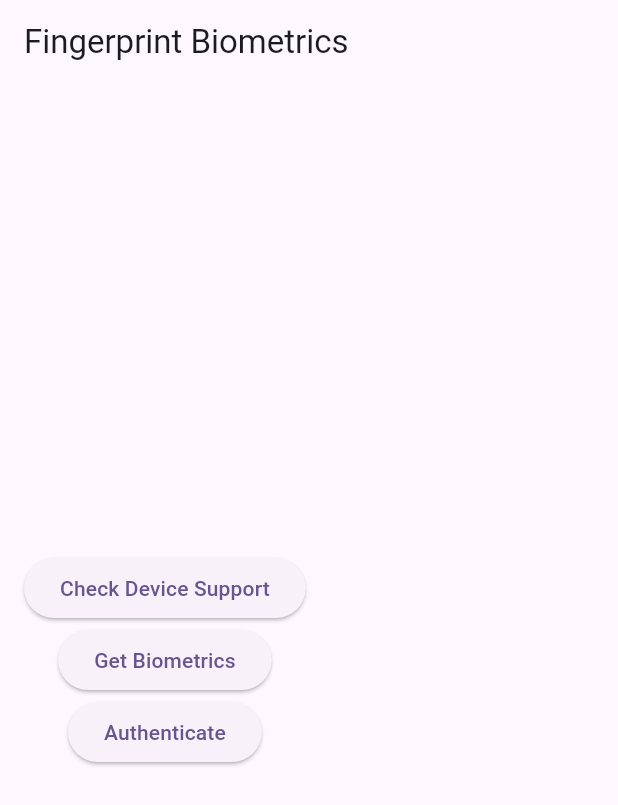
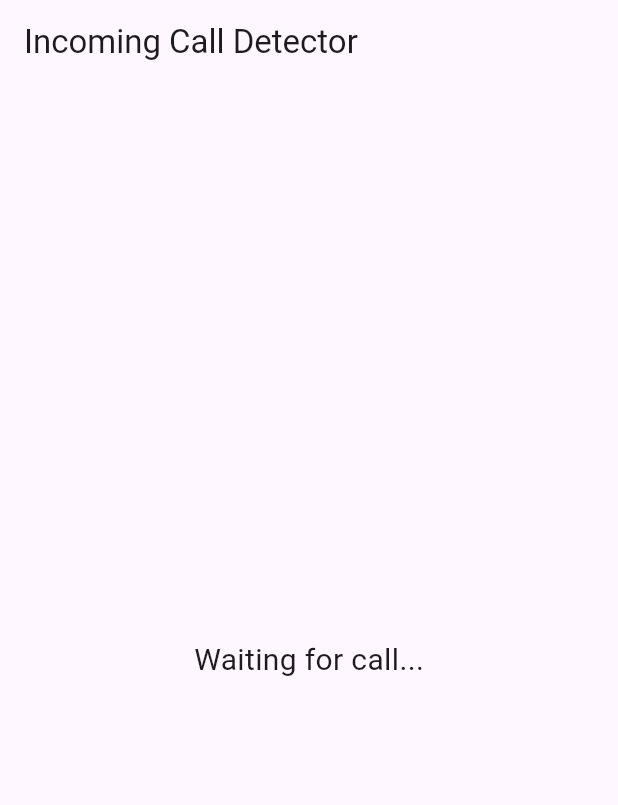
Before and after one commit to raj1008-git/App_Test, a Flutter app: the screen it shows after launch, on a phone screen of 412 x 824 dp. Shown: the top 805 px of the screen. Run offline on Flutter 3.47's test engine with Material 3 defaults, Android fonts, the phone set to English and light mode, and no system bars.

Commit message:
call detected successfully

```diff
--- /dev/null
+++ b/lib/features/call_listener/logic/call_channel.dart
@@ -0,0 +1,16 @@
+import 'package:flutter/services.dart';
+
+class CallChannel {
+  static const MethodChannel _channel = MethodChannel(
+    'com.example.employee/call',
+  );
+
+  static void setCallListener(Function(String) onNumberReceived) {
+    _channel.setMethodCallHandler((call) async {
+      if (call.method == "incomingCall") {
+        String number = call.arguments;
+        onNumberReceived(number);
+      }
+    });
+  }
+}
--- /dev/null
+++ b/lib/screens/call_screen.dart
@@ -0,0 +1,43 @@
+import 'package:flutter/material.dart';
+import 'package:flutter/services.dart';
+
+class CallScreen extends StatefulWidget {
+  const CallScreen({Key? key}) : super(key: key);
+
+  @override
+  State<CallScreen> createState() => _CallScreenState();
+}
+
+class _CallScreenState extends State<CallScreen> {
+  static const platform = MethodChannel('com.example.employee/call');
+  String? incomingNumber;
+
+  @override
+  void initState() {
+    super.initState();
+    platform.setMethodCallHandler(_handleNativeCall);
+  }
+
+  Future<void> _handleNativeCall(MethodCall call) async {
+    if (call.method == "incomingCall") {
+      setState(() {
+        incomingNumber = call.arguments;
+      });
+    }
+  }
+
+  @override
+  Widget build(BuildContext context) {
+    return Scaffold(
+      appBar: AppBar(title: Text('Incoming Call Detector')),
+      body: Center(
+        child: Text(
+          incomingNumber != null
+              ? 'Incoming call from: $incomingNumber'
+              : 'Waiting for call...',
+          style: TextStyle(fontSize: 20),
+        ),
+      ),
+    );
+  }
+}
--- a/lib/screens/home_screen.dart
+++ /dev/null
@@ -1,70 +0,0 @@
-import 'package:flutter/material.dart';
-import 'package:local_auth/local_auth.dart';
-import '../services/auth_service.dart';
-
-class HomeScreen extends StatelessWidget {
-  final AuthService _authService = AuthService();
-
-  @override
-  Widget build(BuildContext context) {
-    return Scaffold(
-      appBar: AppBar(title: Text('Fingerprint Biometrics')),
-      body: Padding(
-        padding: const EdgeInsets.all(16.0),
-        child: Column(
-          mainAxisAlignment: MainAxisAlignment.center,
-          children: [
-            ElevatedButton(
-              onPressed: () async {
-                bool isSupported = await _authService.checkDeviceSupport();
-                ScaffoldMessenger.of(context).showSnackBar(
-                  SnackBar(
-                    content: Text(
-                      isSupported
-                          ? 'Device supports biometrics.'
-                          : 'Device does not support biometrics.',
-                    ),
-                  ),
-                );
-              },
-              child: Text('Check Device Support'),
-            ),
-            ElevatedButton(
-              onPressed: () async {
-                List<BiometricType> biometrics =
-                    await _authService.getAvailableBiometrics();
-                ScaffoldMessenger.of(context).showSnackBar(
-                  SnackBar(
-                    content: Text(
-                      biometrics.isNotEmpty
-                          ? 'Available Biometrics: $biometrics'
-                          : 'No biometrics enrolled.',
-                    ),
-                  ),
-                );
-              },
-              child: Text('Get Biometrics'),
-            ),
-            ElevatedButton(
-              onPressed: () async {
-                bool success = await _authService.authenticate(
-                  biometricOnly: true,
-                );
-                ScaffoldMessenger.of(context).showSnackBar(
-                  SnackBar(
-                    content: Text(
-                      success
-                          ? 'Authentication Successful!'
-                          : 'Authentication Failed!',
-                    ),
-                  ),
-                );
-              },
-              child: Text('Authenticate'),
-            ),
-          ],
-        ),
-      ),
-    );
-  }
-}
--- a/lib/services/auth_service.dart
+++ /dev/null
@@ -1,32 +0,0 @@
-import 'package:local_auth/local_auth.dart';
-
-class AuthService {
-  final LocalAuthentication _auth = LocalAuthentication();
-
-  Future<bool> checkDeviceSupport() async {
-    return await _auth.isDeviceSupported();
-  }
-
-  Future<bool> checkBiometricSupport() async {
-    return await _auth.canCheckBiometrics;
-  }
-
-  Future<List<BiometricType>> getAvailableBiometrics() async {
-    return await _auth.getAvailableBiometrics();
-  }
-
-  Future<bool> authenticate({bool biometricOnly = false}) async {
-    try {
-      return await _auth.authenticate(
-        localizedReason: 'Please authenticate to proceed',
-        options: AuthenticationOptions(
-          biometricOnly: biometricOnly,
-          stickyAuth: true,
-        ),
-      );
-    } catch (e) {
-      print('Authentication error: $e');
-      return false;
-    }
-  }
-}
--- a/pubspec.yaml
+++ b/pubspec.yaml
@@ -35,6 +35,10 @@ dependencies:
   # Use with the CupertinoIcons class for iOS style icons.
   cupertino_icons: ^1.0.8
   local_auth: ^2.3.0
+  http: ^1.3.0
+  permission_handler: ^12.0.0
+  flutter_phone_direct_caller: ^2.2.1
+  telephony: ^0.2.0
 
 dev_dependencies:
   flutter_test:
```
Also changed, not shown: lib/features/call_listener/ui/call_display_screen.dart (added, +35 -0 lines), lib/main.dart (+2 -55 lines), pubspec.lock, 5 other files.
